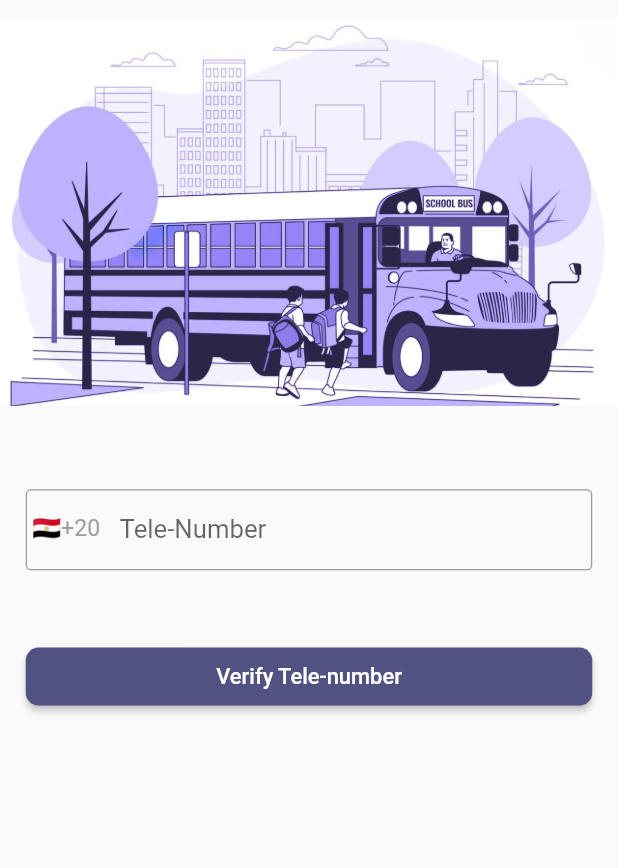
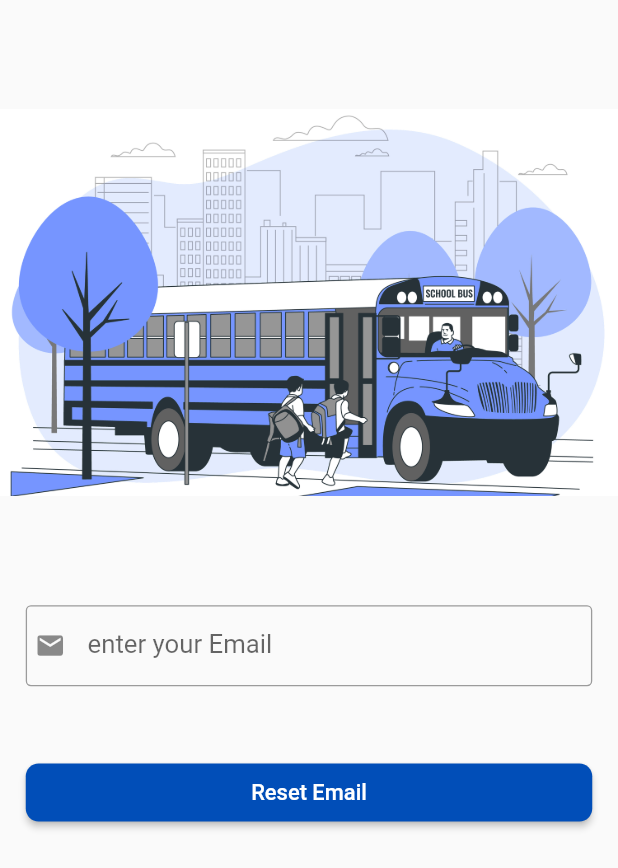
Before and after one commit to mo87654/User_App, a Flutter app: the screen it shows after launch, after a tap on "Forget Password?", on a phone screen of 412 x 824 dp. Shown: the top 868 px of the screen. Run offline on Flutter 3.47's test engine with Material 2 defaults, Android fonts, the light colour scheme and no system bars; our stand-ins replace cloud_firestore, country_picker, firebase_auth, firebase_core, flutter_spinkit, image_picker and 1 more; accounts and stored records are empty.

Commit message:
reset password ,some edits in change password "Adel"

```diff
--- /dev/null
+++ b/lib/modules/New_forgetPasswordScreen/email_Screen.dart
@@ -0,0 +1,181 @@
+
+import 'package:firebase_auth/firebase_auth.dart';
+import 'package:flutter/material.dart';
+import 'package:flutter_spinkit/flutter_spinkit.dart';
+
+
+class forgetPassword extends StatefulWidget {
+  @override
+  State<forgetPassword> createState() => _forgetPasswordState();
+}
+
+class _forgetPasswordState extends State<forgetPassword> {
+  var formkey = GlobalKey<FormState>();
+  bool isLoading = false;
+
+  String verificationFailedMessage ="";
+
+  TextEditingController emailController = TextEditingController();
+  final emailRegex = RegExp(r'^\w+@[a-zA-Z_]+?\.[a-zA-Z]{2,3}$');
+
+
+  @override
+  Widget build(BuildContext context) {
+    return Scaffold(
+      body: SingleChildScrollView(
+        child: Form(
+          key: formkey,
+          child: Column(
+
+            children: [
+              SizedBox(height: 70,),
+              Container(
+                padding: EdgeInsets.symmetric(vertical: 15),
+                child: const Image(
+                  image: AssetImage('assets/images/bus.jpg'),
+                  width: double.infinity,
+                  height: 300,
+                  fit: BoxFit.cover,
+                ),
+              ),
+              SizedBox(
+                height: 70.0,
+              ),
+              Padding(
+                padding: const EdgeInsetsDirectional.only(
+                  start: 20,
+                  end: 20,
+                ),
+                child: TextFormField(
+                    style:  TextStyle(
+                      fontSize: 20,
+                    ),
+
+                    decoration:  InputDecoration(
+                      floatingLabelStyle: TextStyle(
+                        fontSize: 18,
+                      ),
+                      border: const OutlineInputBorder(),
+                      labelText:'enter your Email',
+
+
+                      prefixIcon:Container(
+                        padding: EdgeInsetsDirectional.fromSTEB(5, 12, 15, 12),
+                        child: Icon(Icons.mail),
+                      ),
+                    ),
+
+                    keyboardType: TextInputType.emailAddress,
+                    textAlignVertical: TextAlignVertical.top,
+                    controller: emailController,
+                    validator: (value)
+                    {
+                      if (value!.isEmpty){
+                        setState(() {
+                          isLoading = false;
+                        });
+                        return 'Please enter your Email';
+
+                      }else if (value.length < 5){
+                        setState(() {
+                          isLoading = false;
+                        });
+                        return 'Please enter a valid your Email';
+                      }else if (!emailRegex.hasMatch(value)) {
+                        setState(() {
+                          isLoading = false;
+                        });
+                        return 'Please enter a valid email address ';
+                      }
+                      return null;
+
+                    }
+
+                ),
+              ),
+              SizedBox(
+                height: 60.0,
+              ),
+              Container(
+                height: 45,
+                width: double.infinity,
+                padding: const EdgeInsetsDirectional.only(start: 20,end: 20),
+                child: MaterialButton(
+                  onPressed: ()async{
+                    setState(() {
+                      isLoading = true;
+                    });
+                    try{
+                      if (formkey.currentState!.validate()) {
+                        await FirebaseAuth.instance.sendPasswordResetEmail(email: emailController.text);
+
+                        // Navigator.of(context).push(MaterialPageRoute(builder: (context) => Login(),));
+                        ScaffoldMessenger.of(context).
+                        showSnackBar(SnackBar(backgroundColor: Colors.black38 ,
+                          padding: EdgeInsets.symmetric(vertical: 18,horizontal: 4),
+                          content: Text("  please check your gmail to reset your password",style: TextStyle(fontSize: 18,),),),);
+                        setState(() {
+                          isLoading = false;
+                        });
+                      }
+                    }
+                    on FirebaseAuthException catch(e){
+                      if(e.code == 'invalid-email'){
+
+                        setState(() {
+                          isLoading = false;
+                        });
+
+                        ScaffoldMessenger.of(context).
+                        showSnackBar(SnackBar(content: Text("please enter a valid email"),),);
+
+                      }else if(e.code == 'user-not-found'){
+                        setState(() {
+                          isLoading = false;
+                        });
+                        ScaffoldMessenger.of(context).
+                        showSnackBar(SnackBar(content: Text("no user corresponding to this email address"),),);
+                      }else  {
+                        setState(() {
+                          isLoading = false;
+                          ScaffoldMessenger.of(context).showSnackBar(
+                            SnackBar(content: Text(e.message ?? "" )),
+                          );
+                        });
+                      }
+
+                    }
+
+                  },
+                  color: const Color(0xff014EB8),
+                  shape:RoundedRectangleBorder (
+                    borderRadius: BorderRadius.circular (10.0), ),
+                  child:isLoading
+                      ? const SpinKitCircle(
+                    color: Colors.white,
+                    size: 50.0,
+                  )
+                      :  const Text(
+                    'Reset Email',
+                    style: TextStyle(
+                      color: Colors.white,
+                      fontSize: 17,
+                    ),
+                  ),
+
+                ),
+
+              ),
+              const SizedBox(
+                height: 60.0,
+              ),
+
+              Text(verificationFailedMessage)
+
+            ],
+          ),
+        ),
+      ),
+    );
+  }
+}
--- a/lib/modules/login screen/login.dart
+++ b/lib/modules/login screen/login.dart
@@ -2,8 +2,9 @@
 import 'package:firebase_auth/firebase_auth.dart';
 import 'package:flutter/material.dart';
 import 'package:flutter_spinkit/flutter_spinkit.dart';
-import '../../layout/user_layout.dart';
-import '../forgetPassword screens/forgetPassword1.dart';
+import 'package:user_app/modules/New_forgetPasswordScreen/email_Screen.dart';
+import 'package:user_app/modules/home%20screen/home.dart';
+
 
 class Login extends StatefulWidget {
   @override
@@ -13,12 +14,14 @@ class Login extends StatefulWidget {
 
 class _LoginState extends State<Login> {
   var formkey = GlobalKey<FormState>();
-  var loginkey = GlobalKey<ScaffoldMessengerState>();
-  var emailcontroller = TextEditingController();
-  var passwordcontroller = TextEditingController();
+
+  TextEditingController emailcontroller = TextEditingController();
+  TextEditingController passwordcontroller = TextEditingController();
+
+
   bool showpassword = true;
   bool isLoading = false;
-
+  final emailRegex = RegExp(r'^\w+@[a-zA-Z_]+?\.[a-zA-Z]{2,3}$');
   //String? selectedItem;
   @override
   String? selectedItem = 'User';
@@ -30,60 +33,76 @@ class _LoginState extends State<Login> {
             .signInWithEmailAndPassword(
           email: emailcontroller.text,
           password: passwordcontroller.text,);
+
+
         setState(() {
           isLoading = true;
         });
+
         return userCredential;
+
 
       } on FirebaseAuthException catch (e) {
         if (e.code == 'invalid-email') {
           print("not valid email");
           setState(() {
-            isLoading = true;
-          });
-          loginkey.currentState?.showSnackBar(
-              SnackBar(content: Text(e.message ?? "")));
-          setState(() {
             isLoading = false;
+            ScaffoldMessenger.of(context).showSnackBar(
+              SnackBar(backgroundColor: Colors.black38,
+                  padding: EdgeInsets.symmetric(vertical: 18),
+                  content: Text(e.message ??"",style: TextStyle(fontSize: 15),)),);
           });
 
         }
         else if (e.code == 'wrong-password') {
           print("not valid email");
           setState(() {
-            isLoading = true;
+            isLoading = false;
+            ScaffoldMessenger.of(context).showSnackBar(
+              SnackBar(backgroundColor: Colors.black38,
+                  padding: EdgeInsets.symmetric(vertical: 18),
+                  content: Text(e.message ??"",style: TextStyle(fontSize: 15),)),);
           });
-          loginkey.currentState?.showSnackBar(
-              SnackBar(content: Text(e.message ?? "")));
-          setState(() {
-            isLoading = false;
-          });
+
+
         }
+
+
+      }catch (e) {
+        setState(() {
+          isLoading = false;
+          ScaffoldMessenger.of(context).showSnackBar(
+            SnackBar(backgroundColor: Colors.black38,
+                padding: EdgeInsets.symmetric(vertical: 18),
+                content: Text(e.toString(),style: TextStyle(fontSize: 15),)),);
+        });
+
       }
-    }
+
+    } else{return null;}
   }
 
 
   Widget build(BuildContext context) {
     return ScaffoldMessenger(
-      key: loginkey,
       child: Scaffold(
         body: SingleChildScrollView(
           child: Form(
             key: formkey,
             child: Column(
               children: [
+                SizedBox(height: 70,),
                 Container(
                   padding: EdgeInsets.symmetric(vertical: 15),
                   child: Image(
-                    image: AssetImage('assets/images/bus1.jpg'),
+                    image: AssetImage('assets/images/bus.jpg'),
                     width: double.infinity,
                     height: 300,
                     fit: BoxFit.cover,
                   ),
                 ),
                 SizedBox(
-                  height: 25,
+                  height: 40,
                 ),
                 Padding(
                   padding: const EdgeInsetsDirectional.only(
@@ -124,12 +143,12 @@ class _LoginState extends State<Login> {
                           isLoading = false;
                         });
                         return "please, write a valid Email ";
+                      }else if (!emailRegex.hasMatch(value)) {
+                        setState(() {
+                          isLoading = false;
+                        });
+                        return 'Please enter a valid email address ';
                       }
-                      // final emailRegex = RegExp(r'^\w+@[a-zA-Z_]+?\.[a-zA-Z]{2,3}$');
-                      // if (!emailRegex.hasMatch(value)) {
-                      //   isLoading =false;
-                      //   return 'Please enter a valid email address ';
-                      //}
 
                     },
                   ),
@@ -162,11 +181,12 @@ class _LoginState extends State<Login> {
                                   showpassword = !showpassword;
                                 });
                               },
-                              icon: showpassword ? Icon(
+                              icon: showpassword
+                                  ? Icon(
                                 Icons.visibility_off,
                                 color: Colors.grey,
-                              ) :
-                              Icon(
+                              )
+                                  : Icon(
                                 Icons.visibility,
                               )
                           )
@@ -205,15 +225,14 @@ class _LoginState extends State<Login> {
                       Navigator.push(
                           context,
                           MaterialPageRoute(
-                              builder: (context) => ForgetPassword1()
+                              builder: (context) => forgetPassword()
                           )
                       );
                     },
                     child: Text(
                       'Forget Password?',
                       style: TextStyle(
-                        fontSize: 15,
-                        color: Color(0xff515281),
+                        fontSize: 16,
                       ),
                     ),
                   ),
@@ -231,14 +250,18 @@ class _LoginState extends State<Login> {
                       setState(() {
                         isLoading = true;
                       });
-                      var user = await signin();
+                      var user =  await signin();
                       if (user != null) {
                         setState(() {
                           isLoading = false;
                         });
                         Navigator.pushReplacement(context, MaterialPageRoute(
-                          builder: (context) => UserLayout(),));
+                          builder: (context) => Homepage(),));
+
                       }
+
+
+
                     },
                     child:isLoading
                         ? SpinKitCircle(
@@ -252,7 +275,7 @@ class _LoginState extends State<Login> {
                         fontSize: 17,
                       ),
                     ),
-                    color: Color(0xff515281),
+                    color: Color(0xff014EB8),
                     shape: RoundedRectangleBorder(
                       borderRadius: BorderRadius.circular(10.0),),
 
--- a/lib/modules/my_account screen/My_account.dart
+++ b/lib/modules/my_account screen/My_account.dart
@@ -3,7 +3,7 @@ import 'dart:io';
 import 'package:firebase_auth/firebase_auth.dart';
 import 'package:flutter/material.dart';
 import 'package:image_picker/image_picker.dart';
-import 'package:user_app/models/dataBase.dart';
+
 import 'package:cloud_firestore/cloud_firestore.dart';
 
 class MyAccount extends StatefulWidget {
```
Also changed, not shown: lib/modules/change_password screen/change_password.dart (+77 -8 lines).
